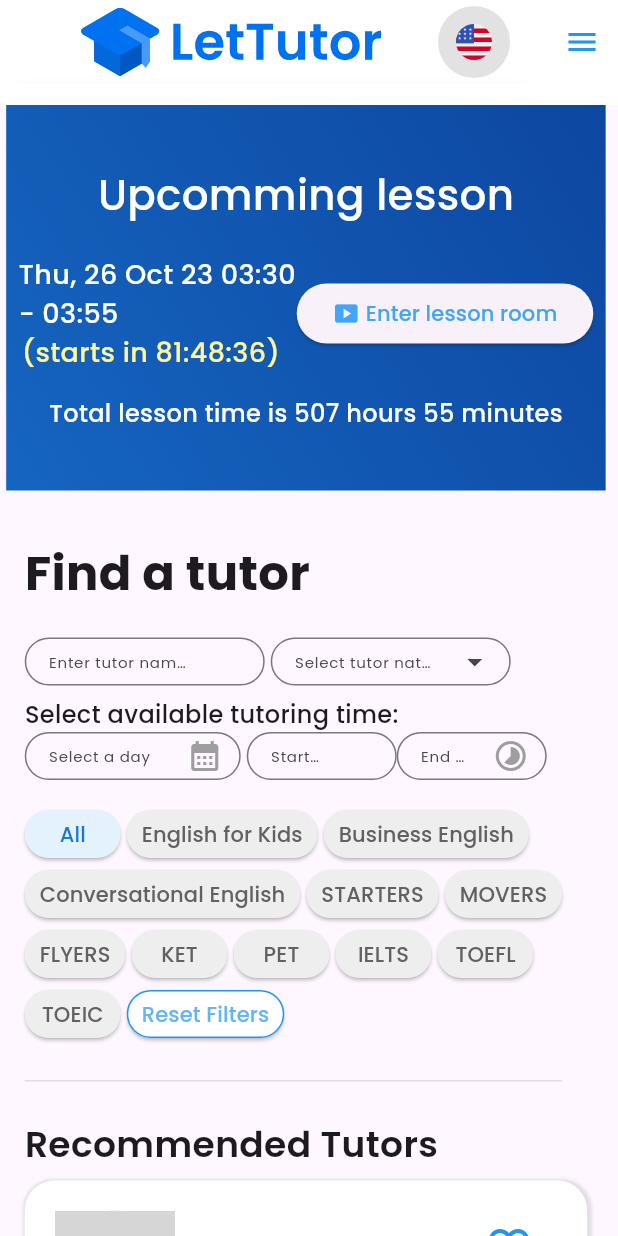
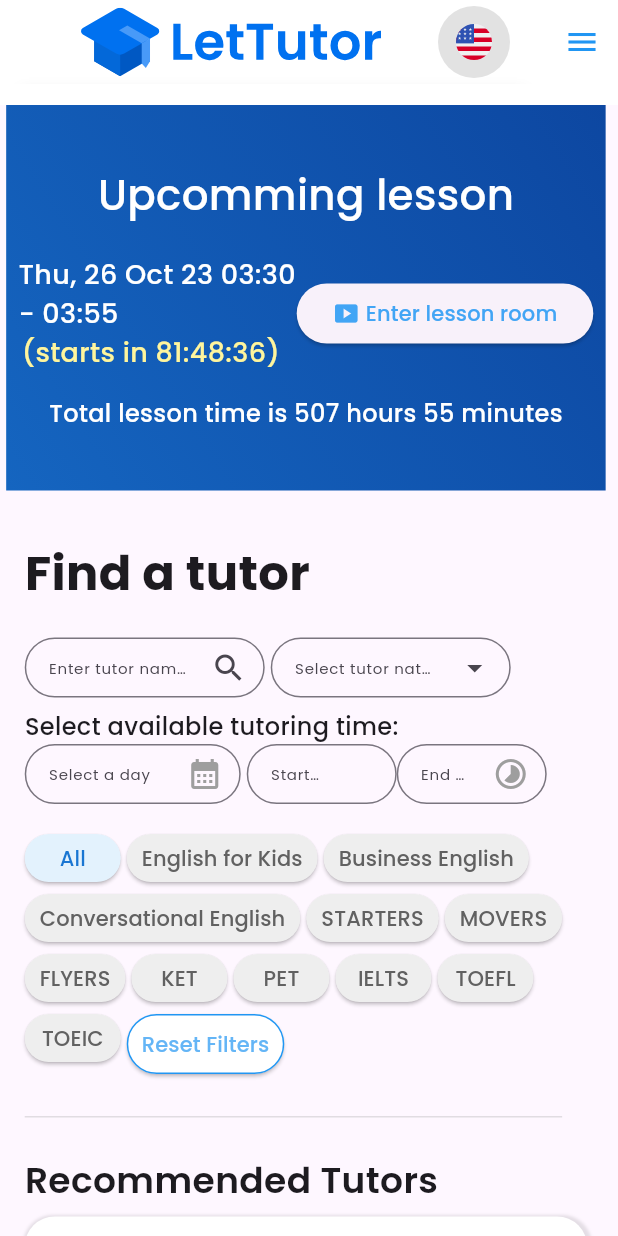
Before and after one commit to Mtoan12/advanced-mobile, a Flutter app: the screen it shows after launch, on a phone screen of 412 x 824 dp. Run offline on Flutter 3.47's test engine with Material 2 defaults, Android fonts, the phone set to English and light mode, and no system bars; our stand-ins replace device_preview, flutter_svg, get, go_router, google_fonts, video_player; missing offline and left inert: flutter_pdfview, number_paginator; network calls fail; grey boxes are pictures that could not be loaded.

Commit message:
tìm kiếm giáo viên và reset filters

```diff
--- a/lib/json/teachers.dart
+++ b/lib/json/teachers.dart
@@ -24,7 +24,7 @@ String teachersJson = '''[
             "rating": 1.2,
             "userId": "fe326500-f050-4539-83fa-80f58a72019f",
             "schedulesTimes": null,
-            "isFavoriteTutor": true,
+            "isFavoriteTutor": false,
             "price": 0
         },
         {
@@ -52,7 +52,7 @@ String teachersJson = '''[
             "rating": null,
             "userId": "7214c889-a46f-44ee-b916-02dde3c81052",
             "schedulesTimes": null,
-            "isFavoriteTutor": true,
+            "isFavoriteTutor": false,
             "price": 0
         },
         {
@@ -66,7 +66,7 @@ String teachersJson = '''[
             "rating": null,
             "userId": "5a681fa4-2a31-4aa8-9d17-86a1b0f3c8c8",
             "schedulesTimes": null,
-            "isFavoriteTutor": true,
+            "isFavoriteTutor": false,
             "price": 0
         },
         {
@@ -80,7 +80,7 @@ String teachersJson = '''[
             "rating": 4.5,
             "userId": "efe28207-f161-4f6e-94f1-12279048b88a",
             "schedulesTimes": null,
-            "isFavoriteTutor": true,
+            "isFavoriteTutor": false,
             "price": 0
         },
         {
--- a/lib/provider/teachers_list_provider.dart
+++ b/lib/provider/teachers_list_provider.dart
@@ -14,13 +14,7 @@ class TeachersListProvider extends ChangeNotifier {
     var list = json.decode(teachersJson) as List<dynamic>;
     teachers = list.map((e) => Teacher.fromJson(e)).toList();
 
-    teachers.sort((a, b) {
-      if (a.isFavoriteTutor != b.isFavoriteTutor) {
-        return a.isFavoriteTutor! ? 1 : -1;
-      } else {
-        return (a.rating! - b.rating!) > 0 ? -1 : 1;
-      }
-    });
+    teachers = sortTeachers(teachers);
   }
 
   List<Teacher> filterTeachers(String search, String spec) {
@@ -42,11 +36,28 @@ class TeachersListProvider extends ChangeNotifier {
   void toggleLikeTeacher(String id) {
     teachers = teachers.map((teacher) {
       if (teacher.id == id) {
-        print(teacher.name);
         teacher.isFavoriteTutor = !teacher.isFavoriteTutor!;
       }
       return teacher;
     }).toList();
     notifyListeners();
   }
+
+  List<Teacher> sortTeachers(List<Teacher> teachers) {
+    teachers.sort((a, b) {
+      if (a.isFavoriteTutor != b.isFavoriteTutor) {
+        return a.isFavoriteTutor! ? -1 : 1;
+      } else {
+        return (a.rating! - b.rating!) > 0 ? -1 : 1;
+      }
+    });
+
+    return teachers;
+  }
+
+  void printTeachers() {
+    teachers.forEach((element) {
+      print("${element.name} ${element.rating}\n");
+    });
+  }
 }
--- a/lib/screens/teachers_list_screen/Input.dart
+++ b/lib/screens/teachers_list_screen/Input.dart
@@ -5,23 +5,39 @@ class Input extends StatelessWidget {
   final Icon icon;
   final double width;
   final double height;
+  final String value;
+  final Function(String search) handleChange;
+
   const Input({
     super.key,
     required this.placeHolder,
     required this.icon,
     required this.width,
     required this.height,
+    required this.handleChange,
+    required this.value,
   });
 
   @override
   Widget build(BuildContext context) {
+    TextEditingController textEditingController = TextEditingController();
+    textEditingController.text = value;
+
     return SizedBox(
         width: width,
         height: height,
-        child: TextField(
+        child: TextFormField(
+          // key: Key(value),
+          // initialValue: value,
+          controller: textEditingController,
           style: TextStyle(fontSize: 12),
           decoration: InputDecoration(
-            suffixIcon: icon,
+            suffixIcon: IconButton(
+              icon: icon,
+              onPressed: () {
+                handleChange(textEditingController.text);
+              },
+            ),
             focusedBorder: OutlineInputBorder(
               borderRadius: BorderRadius.all(Radius.circular(50)),
               borderSide: BorderSide(width: 3, color: Colors.blue),
--- a/lib/screens/teachers_list_screen/filters_teachers.dart
+++ b/lib/screens/teachers_list_screen/filters_teachers.dart
@@ -9,8 +9,15 @@ import 'package:provider/provider.dart';
 class FiltersTeachersWidget extends StatefulWidget {
   final String spec;
   final Function(String spec) changeSpecActive;
+  final String search;
+  final Function(String search) handleSearch;
+
   const FiltersTeachersWidget(
-      {super.key, required this.spec, required this.changeSpecActive});
+      {super.key,
+      required this.spec,
+      required this.changeSpecActive,
+      required this.handleSearch,
+      required this.search});
 
   @override
   State<FiltersTeachersWidget> createState() => _FiltersTeachersWidgetState();
@@ -33,16 +40,20 @@ class _FiltersTeachersWidgetState extends State<FiltersTeachersWidget> {
           children: [
             Input(
               width: 160,
-              height: 32,
-              icon: Icon(null),
+              height: 40,
+              icon: Icon(Icons.search_outlined),
               placeHolder: "Enter tutor name...".tr,
+              value: widget.search,
+              handleChange: widget.handleSearch,
             ),
             SizedBox(
               width: 4,
             ),
             Input(
+              value: '',
+              handleChange: (String value) {},
               width: 160,
-              height: 32,
+              height: 40,
               icon: Icon(Icons.arrow_drop_down),
               placeHolder: "Select tutor nationality".tr,
             ),
@@ -58,8 +69,10 @@ class _FiltersTeachersWidgetState extends State<FiltersTeachersWidget> {
         Wrap(
           children: [
             Input(
+              value: '',
+              handleChange: (String value) {},
               width: 144,
-              height: 32,
+              height: 40,
               icon: Icon(
                 Icons.calendar_month,
                 color: Colors.grey,
@@ -70,14 +83,18 @@ class _FiltersTeachersWidgetState extends State<FiltersTeachersWidget> {
               width: 4,
             ),
             Input(
+              value: '',
+              handleChange: (String value) {},
               width: 100,
-              height: 32,
+              height: 40,
               icon: Icon(null),
               placeHolder: "Start time".tr,
             ),
             Input(
+              value: '',
+              handleChange: (String value) {},
               width: 100,
-              height: 32,
+              height: 40,
               icon: Icon(
                 Icons.timelapse,
                 color: Colors.grey,
@@ -127,7 +144,7 @@ class _FiltersTeachersWidgetState extends State<FiltersTeachersWidget> {
       );
     }
     list.add(SizedBox(
-      height: 32,
+      height: 40,
       child: ElevatedButton(
           style: ElevatedButton.styleFrom(
               padding: EdgeInsets.only(left: 10, right: 10, top: 2, bottom: 2),
@@ -137,6 +154,7 @@ class _FiltersTeachersWidgetState extends State<FiltersTeachersWidget> {
           onPressed: () {
             setState(() {
               widget.changeSpecActive("All");
+              widget.handleSearch("");
             });
           },
           child: Text(
--- a/lib/screens/teachers_list_screen/teacher_card.dart
+++ b/lib/screens/teachers_list_screen/teacher_card.dart
@@ -138,7 +138,6 @@ class TeacherCard extends StatelessWidget {
                   right: 0,
                   child: TextButton(
                     onPressed: () {
-                      print(id);
                       teachersListProvider.toggleLikeTeacher(id);
                     },
                     child: Icon(
--- a/lib/screens/teachers_list_screen/teachers_list_screen.dart
+++ b/lib/screens/teachers_list_screen/teachers_list_screen.dart
@@ -33,9 +33,16 @@ class _TeachersListScreenState extends State<TeachersListScreen> {
 
     Utils utils = Utils();
     teachers = utils.filterTeachers(teachers, search, specKeyActive);
+
     void changeSpecActive(String specKey) {
       setState(() {
         specKeyActive = specKey;
+      });
+    }
+
+    void handleSearch(String search) {
+      setState(() {
+        this.search = search;
       });
     }
 
@@ -64,7 +71,9 @@ class _TeachersListScreenState extends State<TeachersListScreen> {
                     children: [
                       FiltersTeachersWidget(
                           spec: specKeyActive,
-                          changeSpecActive: changeSpecActive),
+                          changeSpecActive: changeSpecActive,
+                          search: search,
+                          handleSearch: handleSearch),
                       SizedBox(
                         height: 24,
                       ),
```
